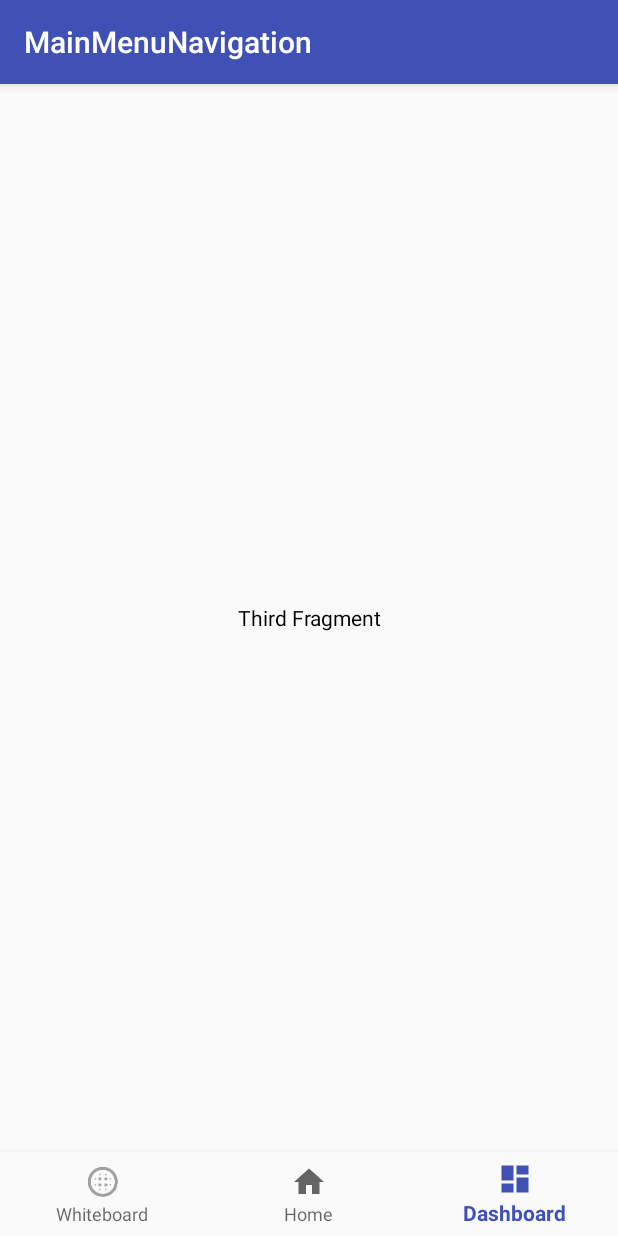
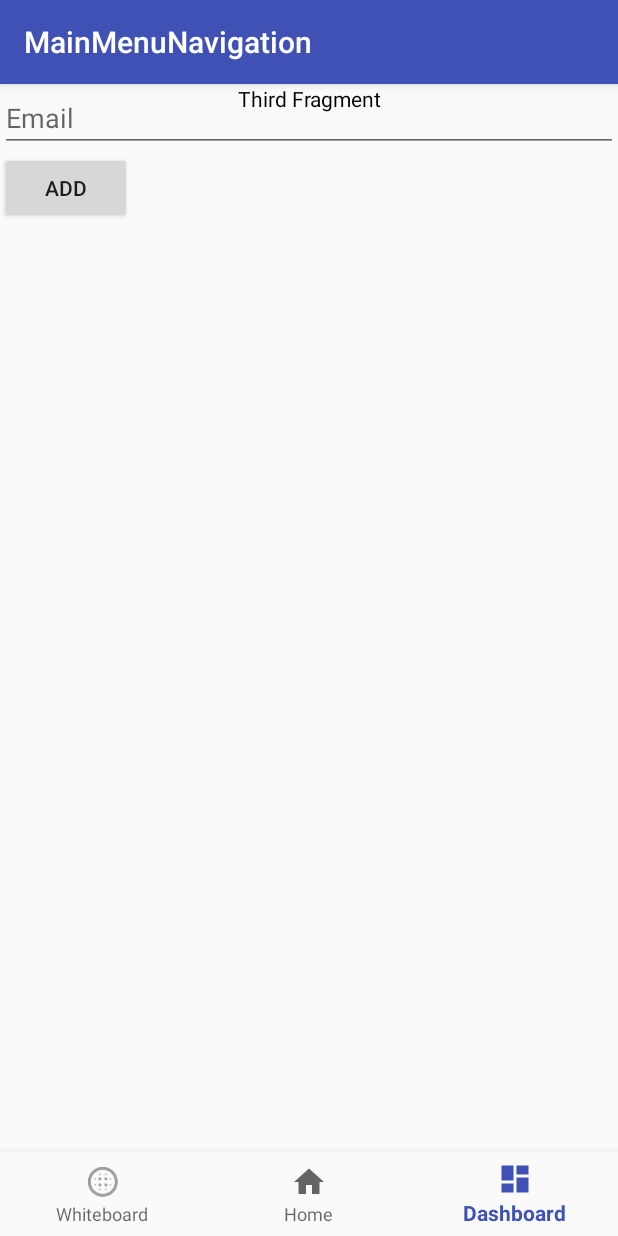
Before and after one commit to Lammasvauva/Deadline, an Android app: the MainMenuNavigation screen opened directly, with no data from a screen before it, item 3 of the bottom bar chosen, on a phone screen of 412 x 824 dp. Run offline under Robolectric (Android 15) with nearby library versions, the phone set to English and light mode, and no system bars.

Commit message:
Basic logic for grouphandling, nothing to do with a server yet, just pushing this here so i can try things.

```diff
--- a/app/src/main/java/d4/deadline/LoginActivity.java
+++ b/app/src/main/java/d4/deadline/LoginActivity.java
@@ -56,6 +56,7 @@ public class LoginActivity extends AppCompatActivity implements LoaderCallbacks<
     private GoogleSignInOptions googleSignInOptions;
     public static final int REQUEST_CODE = 100;
     public static String display_name;
+    public static String display_Email;
 
     /**
      * Id to identity READ_CONTACTS permission request.
@@ -143,8 +144,10 @@ public class LoginActivity extends AppCompatActivity implements LoaderCallbacks<
             GoogleSignInAccount account = result.getSignInAccount();
 
             //name.setText(account.getDisplayName());
-            //display_name = account.getDisplayName();
+            display_name = account.getDisplayName();
+            display_Email = account.getEmail();
             //MainMenuNavigation.nameString = account.getDisplayName();
+
             Intent myIntent = new Intent(LoginActivity.this, MainMenuNavigation.class);
             LoginActivity.this.startActivity(myIntent);
         }
--- a/app/src/main/java/d4/deadline/MainMenuNavigation.java
+++ b/app/src/main/java/d4/deadline/MainMenuNavigation.java
@@ -10,6 +10,8 @@ import android.support.v4.app.FragmentTransaction;
 import android.support.v4.app.FragmentActivity;
 import android.support.v7.app.AppCompatActivity;
 import android.view.MenuItem;
+import android.view.View;
+import android.widget.EditText;
 import android.widget.TextView;
 
 import layout.BlankFragment;
@@ -21,6 +23,10 @@ public class MainMenuNavigation extends AppCompatActivity implements FirstFragme
 SecondFragment.OnFragmentInteractionListener, ThirdFragment.OnFragmentInteractionListener, BlankFragment.OnFragmentInteractionListener{
 
     private TextView mTextMessage;
+    private EditText mEmailDisplay;
+    private TextView emailMatchingText;
+    String accountEmail;
+    String accountName;
 
     //FragmentTransaction fragmentTransaction = getSupportFragmentManager().beginTransaction();
 
@@ -55,12 +61,14 @@ SecondFragment.OnFragmentInteractionListener, ThirdFragment.OnFragmentInteractio
 
     };
 
+
     @Override
     protected void onCreate(Bundle savedInstanceState) {
 
 
         super.onCreate(savedInstanceState);
         setContentView(R.layout.activity_main_menu_navigation);
+
 
         mTextMessage = (TextView) findViewById(R.id.message);
         BottomNavigationView navigation = (BottomNavigationView) findViewById(R.id.navigation);
--- a/app/src/main/java/layout/ThirdFragment.java
+++ b/app/src/main/java/layout/ThirdFragment.java
@@ -2,13 +2,24 @@ package layout;
 
 import android.content.Context;
 import android.net.Uri;
+import android.nfc.Tag;
 import android.os.Bundle;
+import android.support.annotation.Nullable;
 import android.support.v4.app.Fragment;
+import android.util.Log;
 import android.view.LayoutInflater;
 import android.view.View;
 import android.view.ViewGroup;
+import android.widget.ArrayAdapter;
+import android.widget.Button;
+import android.widget.EditText;
+import android.widget.ListView;
+import android.widget.TextView;
+
+import java.util.ArrayList;
 
 import d4.deadline.R;
+import d4.deadline.LoginActivity;
 
 /**
  * A simple {@link Fragment} subclass.
@@ -18,10 +29,29 @@ import d4.deadline.R;
  * Use the {@link ThirdFragment#newInstance} factory method to
  * create an instance of this fragment.
  */
-public class ThirdFragment extends Fragment {
+public class ThirdFragment extends Fragment implements View.OnClickListener{
 
 
     private OnFragmentInteractionListener listener;
+    private String accountEmail;
+    private String accountName;
+
+
+    private String givenEmailString;
+
+
+    private EditText mEmailDisplay;
+    private TextView emailMatchingText;
+    private Button addBtn;
+    private ListView groupList;
+
+
+
+    public ArrayList<String> emailArrayList = new ArrayList<String>();
+    public String[] groupListArr = {};
+
+    ArrayAdapter<String> adapter;
+    Tag tag;
 
     public static ThirdFragment newInstance() {
         return new ThirdFragment();
@@ -30,12 +60,47 @@ public class ThirdFragment extends Fragment {
     @Override
     public void onCreate(Bundle savedInstanceState) {
         super.onCreate(savedInstanceState);
+
     }
 
     @Override
     public View onCreateView(LayoutInflater inflater, ViewGroup container, Bundle savedInstanceState) {
+
         return inflater.inflate(R.layout.fragment_third, container, false);
+
+
+
     }
+
+    @Override
+    public void onViewCreated(View view, @Nullable Bundle savedInstanceState) {
+        super.onViewCreated(view, savedInstanceState);
+
+
+        mEmailDisplay = (EditText) getView().findViewById(R.id.emalText);
+        emailMatchingText = (TextView) getView().findViewById(R.id.showThis);
+
+
+        addBtn = (Button)getView().findViewById(R.id.addBtn);
+        addBtn.setOnClickListener(this);
+
+
+        groupList = (ListView) getView().findViewById(R.id.groupList);
+
+
+        emailMatchingText.setVisibility(View.GONE);
+
+
+        accountEmail = LoginActivity.display_Email;
+        accountName = LoginActivity.display_name;
+
+        adapter = new ArrayAdapter<String>(this.getActivity(), android.R.layout.simple_list_item_1, emailArrayList);
+        groupList.setAdapter(adapter);
+    }
+
+
+
+
 
     @Override
     public void onAttach(Context context) {
@@ -53,6 +118,24 @@ public class ThirdFragment extends Fragment {
         listener = null;
     }
 
+    @Override
+    public void onClick(View v) {
+
+        givenEmailString = mEmailDisplay.getText().toString();
+        emailArrayList.add(givenEmailString);
+        mEmailDisplay.setText("");
+        updateGroupList();
+    }
+    public void updateGroupList(){
+       adapter.notifyDataSetChanged();
+       inGroupHandler();
+    }
+    public void inGroupHandler(){
+        if (emailArrayList.contains(accountEmail)){
+            emailMatchingText.setVisibility(View.VISIBLE);
+        }
+    }
+
     public interface OnFragmentInteractionListener {
     }
 
--- a/app/src/main/res/layout/fragment_third.xml
+++ b/app/src/main/res/layout/fragment_third.xml
@@ -7,9 +7,41 @@
     <!-- TODO: Update blank fragment layout -->
     <TextView
         android:layout_width="match_parent"
-        android:layout_height="match_parent"
+        android:layout_height="wrap_content"
         android:gravity="center"
         android:text="Third Fragment"
         android:textColor="#000000" />
+    <LinearLayout
+        android:layout_width="match_parent"
+        android:layout_height="match_parent"
+        android:orientation="vertical">
+        <LinearLayout
+            android:layout_width="match_parent"
+            android:layout_height="wrap_content"
+            android:orientation="vertical">
+            <EditText
+        android:layout_width="match_parent"
+        android:layout_height="wrap_content"
+        android:id="@+id/emalText"
+        android:hint="Email"/>
+            <Button
+                android:layout_width="wrap_content"
+                android:layout_height="wrap_content"
+                android:id="@+id/addBtn"
+                android:text="add"/>
+        </LinearLayout>
+    <ListView
+        android:layout_width="match_parent"
+        android:layout_height="wrap_content"
+        android:id="@+id/groupList"
+        android:hint="list of group members"/>
+    <TextView
+        android:layout_width="match_parent"
+        android:layout_height="wrap_content"
+        android:id="@+id/showThis"
+        android:text="see this? You are in group"
+        android:layout_gravity="center"/>
+    </LinearLayout>
+
 
 </FrameLayout>
```
